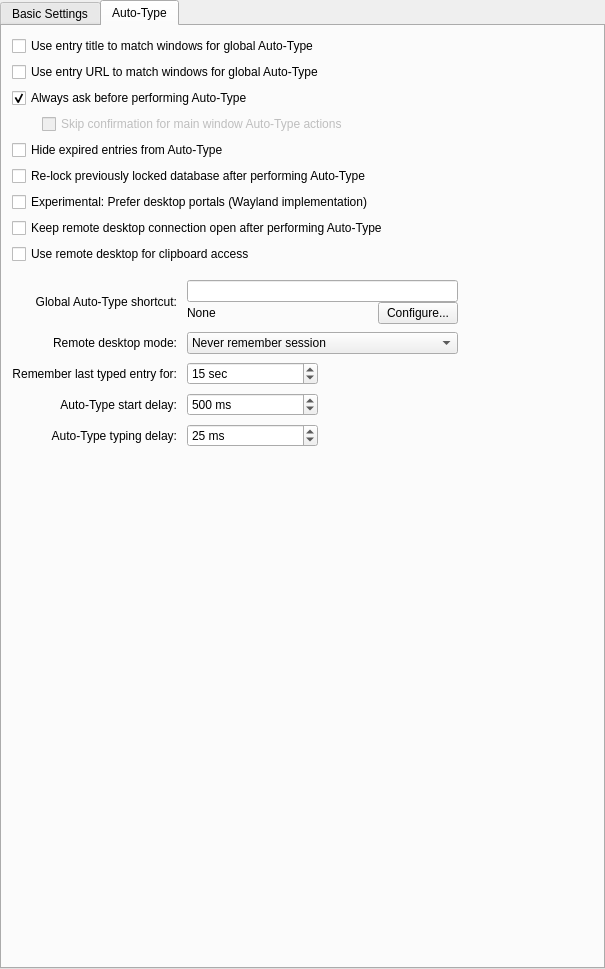
Before: the Qt Designer form src/gui/ApplicationSettingsWidgetGeneral.ui in OpenVireo/openvireo, drawn with Qt 5.
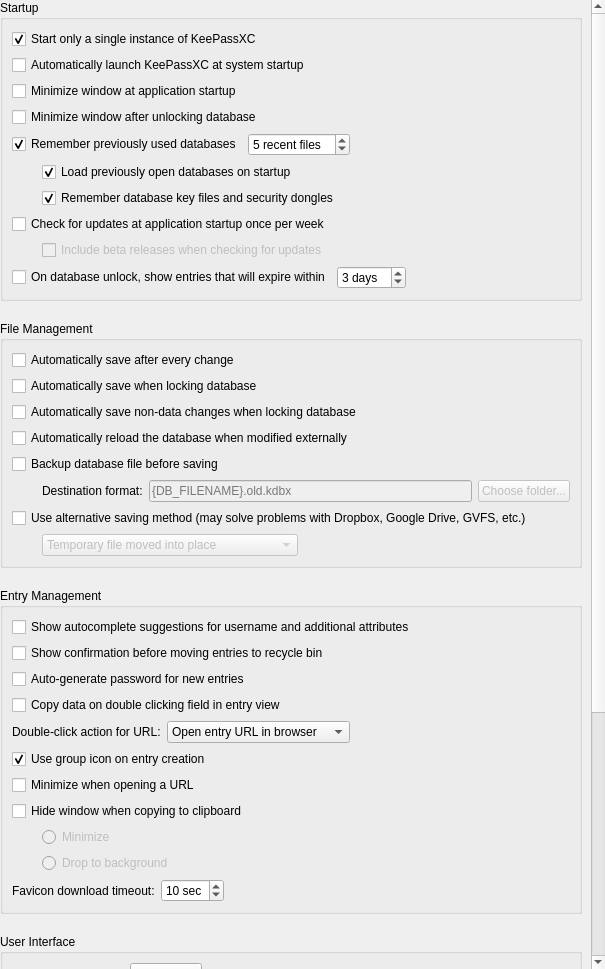
After: the same form once the commit is applied. The open tabs and pages were chosen to show the change. Custom widgets are drawn as their Qt base class.

Commit message:
Move Auto-Type settings to their own settings page
The Auto-Type settings were a tab on the General page; they are now a
category of their own after Security, and the General page no longer
needs a tab widget. The Auto-Type controls move to their own form with
unchanged names. The Shortcuts page now uses the keyboard shortcuts
icon so it doesn't share Auto-Type's.

Patch:
```diff
--- a/src/gui/ApplicationSettingsWidgetGeneral.ui
+++ b/src/gui/ApplicationSettingsWidgetGeneral.ui
@@ -23,16 +23,6 @@
    <property name="bottomMargin">
     <number>0</number>
    </property>
-   <item>
-    <widget class="QTabWidget" name="generalSettingsTabWidget">
-     <property name="currentIndex">
-      <number>0</number>
-     </property>
-     <widget class="QWidget" name="tabGeneral">
-      <attribute name="title">
-       <string>Basic Settings</string>
-      </attribute>
-      <layout class="QVBoxLayout" name="verticalLayout" stretch="0">
        <item>
         <widget class="QScrollArea" name="scrollArea">
          <property name="sizePolicy">
@@ -1176,421 +1166,8 @@
          </widget>
         </widget>
        </item>
-      </layout>
-     </widget>
-     <widget class="QWidget" name="tabAutotype">
-      <attribute name="title">
-       <string>Auto-Type</string>
-      </attribute>
-      <layout class="QVBoxLayout" name="verticalLayout_2" stretch="0,0,0,0,0,0,0,0,0,0,0,1">
-       <property name="leftMargin">
-        <number>10</number>
-       </property>
-       <property name="topMargin">
-        <number>10</number>
-       </property>
-       <property name="rightMargin">
-        <number>10</number>
-       </property>
-       <property name="bottomMargin">
-        <number>10</number>
-       </property>
-       <item>
-        <widget class="QCheckBox" name="autoTypeEntryTitleMatchCheckBox">
-         <property name="text">
-          <string>Use entry title to match windows for global Auto-Type</string>
-         </property>
-        </widget>
-       </item>
-       <item>
-        <widget class="QCheckBox" name="autoTypeEntryURLMatchCheckBox">
-         <property name="text">
-          <string>Use entry URL to match windows for global Auto-Type</string>
-         </property>
-        </widget>
-       </item>
-       <item>
-        <widget class="QCheckBox" name="autoTypeAskCheckBox">
-         <property name="text">
-          <string>Always ask before performing Auto-Type</string>
-         </property>
-         <property name="checked">
-          <bool>true</bool>
-         </property>
-        </widget>
-       </item>
-       <item>
-        <layout class="QHBoxLayout" name="autoTypeSkipMainWindowLayout">
-         <property name="spacing">
-          <number>0</number>
-         </property>
-         <item>
-          <spacer name="autoTypeSkipMainWindowSpacer">
-           <property name="orientation">
-            <enum>Qt::Orientation::Horizontal</enum>
-           </property>
-           <property name="sizeType">
-            <enum>QSizePolicy::Policy::Fixed</enum>
-           </property>
-           <property name="sizeHint" stdset="0">
-            <size>
-             <width>30</width>
-             <height>20</height>
-            </size>
-           </property>
-          </spacer>
-         </item>
-         <item>
-          <widget class="QCheckBox" name="autoTypeSkipMainWindowConfirmationCheckBox">
-           <property name="enabled">
-            <bool>false</bool>
-           </property>
-           <property name="text">
-            <string>Skip confirmation for main window Auto-Type actions</string>
-           </property>
-           <property name="checked">
-            <bool>false</bool>
-           </property>
-          </widget>
-         </item>
-        </layout>
-       </item>
-       <item>
-        <widget class="QCheckBox" name="autoTypeHideExpiredEntryCheckBox">
-         <property name="text">
-          <string>Hide expired entries from Auto-Type</string>
-         </property>
-       </widget>
-      </item>
-      <item>
-        <widget class="QCheckBox" name="autoTypeRelockDatabaseCheckBox">
-         <property name="text">
-          <string>Re-lock previously locked database after performing Auto-Type</string>
-         </property>
-        </widget>
-       </item>
-       <item>
-        <widget class="QCheckBox" name="autoTypePreferDesktopPortalsCheckBox">
-         <property name="text">
-          <string>Experimental: Prefer desktop portals (Wayland implementation)</string>
-         </property>
-        </widget>
-       </item>
-       <item>
-        <widget class="QCheckBox" name="autoTypeDesktopPortalPersistConnectionCheckBox">
-         <property name="text">
-          <string>Keep remote desktop connection open after performing Auto-Type</string>
-         </property>
-        </widget>
-       </item>
-       <item>
-        <widget class="QCheckBox" name="autoTypeDesktopPortalUseClipboardCheckBox">
-         <property name="text">
-          <string>Use remote desktop for clipboard access</string>
-         </property>
-        </widget>
-       </item>
-       <item>
-        <spacer name="verticalSpacer_4">
-         <property name="orientation">
-          <enum>Qt::Orientation::Vertical</enum>
-         </property>
-         <property name="sizeType">
-          <enum>QSizePolicy::Policy::Fixed</enum>
-         </property>
-         <property name="sizeHint" stdset="0">
-          <size>
-           <width>20</width>
-           <height>10</height>
-          </size>
-         </property>
-        </spacer>
-       </item>
-       <item>
-        <layout class="QGridLayout" name="gridLayout">
-         <property name="horizontalSpacing">
-          <number>10</number>
-         </property>
-         <property name="verticalSpacing">
-          <number>8</number>
-         </property>
-         <item row="3" column="1">
-          <widget class="QSpinBox" name="autoTypeStartDelaySpinBox">
-           <property name="sizePolicy">
-            <sizepolicy hsizetype="Preferred" vsizetype="Fixed">
-             <horstretch>0</horstretch>
-             <verstretch>0</verstretch>
-            </sizepolicy>
-           </property>
-           <property name="accessibleName">
-            <string>Auto-type start delay milliseconds</string>
-           </property>
-           <property name="suffix">
-            <string comment="Milliseconds"> ms</string>
-           </property>
-           <property name="prefix">
-            <string/>
-           </property>
-           <property name="minimum">
-            <number>100</number>
-           </property>
-           <property name="maximum">
-            <number>10000</number>
-           </property>
-           <property name="singleStep">
-            <number>100</number>
-           </property>
-           <property name="value">
-            <number>500</number>
-           </property>
-          </widget>
-         </item>
-         <item row="3" column="0">
-          <widget class="QLabel" name="autoTypeStartDelayLabel">
-           <property name="text">
-            <string>Auto-Type start delay:</string>
-           </property>
-           <property name="alignment">
-            <set>Qt::AlignmentFlag::AlignRight|Qt::AlignmentFlag::AlignTrailing|Qt::AlignmentFlag::AlignVCenter</set>
-           </property>
-           <property name="buddy">
-            <cstring>autoTypeStartDelaySpinBox</cstring>
-           </property>
-          </widget>
-         </item>
-         <item row="1" column="0">
-          <widget class="QLabel" name="autoTypeDesktopPortalPersistModeLabel">
-           <property name="text">
-            <string>Remote desktop mode:</string>
-           </property>
-           <property name="alignment">
-            <set>Qt::AlignmentFlag::AlignRight|Qt::AlignmentFlag::AlignTrailing|Qt::AlignmentFlag::AlignVCenter</set>
-           </property>
-          </widget>
-         </item>
-         <item row="4" column="0">
-          <widget class="QLabel" name="autoTypeDelayLabel">
-           <property name="text">
-            <string>Auto-Type typing delay:</string>
-           </property>
-           <property name="alignment">
-            <set>Qt::AlignmentFlag::AlignRight|Qt::AlignmentFlag::AlignTrailing|Qt::AlignmentFlag::AlignVCenter</set>
-           </property>
-           <property name="buddy">
-            <cstring>autoTypeDelaySpinBox</cstring>
-           </property>
-          </widget>
-         </item>
-         <item row="4" column="1">
-          <widget class="QSpinBox" name="autoTypeDelaySpinBox">
-           <property name="sizePolicy">
-            <sizepolicy hsizetype="Preferred" vsizetype="Fixed">
-             <horstretch>0</horstretch>
-             <verstretch>0</verstretch>
-            </sizepolicy>
-           </property>
-           <property name="accessibleName">
-            <string>Auto-type character typing delay milliseconds</string>
-           </property>
-           <property name="suffix">
-            <string comment="Milliseconds"> ms</string>
-           </property>
-           <property name="prefix">
-            <string/>
-           </property>
-           <property name="maximum">
-            <number>1000</number>
-           </property>
-           <property name="value">
-            <number>25</number>
-           </property>
-          </widget>
-         </item>
-         <item row="0" column="0">
-          <widget class="QLabel" name="autoTypeShortcutLabel">
-           <property name="text">
-            <string>Global Auto-Type shortcut:</string>
-           </property>
-           <property name="alignment">
-            <set>Qt::AlignmentFlag::AlignRight|Qt::AlignmentFlag::AlignTrailing|Qt::AlignmentFlag::AlignVCenter</set>
-           </property>
-           <property name="buddy">
-            <cstring>autoTypeShortcutWidget</cstring>
-           </property>
-          </widget>
-         </item>
-         <item row="1" column="1" colspan="2">
-          <widget class="QComboBox" name="autoTypeDesktopPortalPersistModeComboBox">
-           <property name="sizePolicy">
-            <sizepolicy hsizetype="Minimum" vsizetype="Fixed">
-             <horstretch>0</horstretch>
-             <verstretch>0</verstretch>
-            </sizepolicy>
-           </property>
-           <item>
-            <property name="text">
-             <string>Never remember session</string>
-            </property>
-           </item>
-           <item>
-            <property name="text">
-             <string>Remember session until exit</string>
-            </property>
-           </item>
-           <item>
-            <property name="text">
-             <string>Remember session until revoked by desktop</string>
-            </property>
-           </item>
-          </widget>
-         </item>
-         <item row="2" column="0">
-          <widget class="QLabel" name="autoTypeRetypeLabel">
-           <property name="text">
-            <string>Remember last typed entry for:</string>
-           </property>
-           <property name="alignment">
-            <set>Qt::AlignmentFlag::AlignRight|Qt::AlignmentFlag::AlignTrailing|Qt::AlignmentFlag::AlignVCenter</set>
-           </property>
-          </widget>
-         </item>
-         <item row="0" column="1" colspan="2">
-          <layout class="QVBoxLayout" name="verticalLayout_9">
-           <item>
-            <widget class="ShortcutWidget" name="autoTypeShortcutWidget">
-             <property name="sizePolicy">
-              <sizepolicy hsizetype="Preferred" vsizetype="Fixed">
-               <horstretch>0</horstretch>
-               <verstretch>0</verstretch>
-              </sizepolicy>
-             </property>
-             <property name="accessibleName">
-              <string>Global auto-type shortcut</string>
-             </property>
-             <property name="placeholderText">
-              <string/>
-             </property>
-            </widget>
-           </item>
-           <item>
-            <widget class="QWidget" name="autoTypeShortcutConfigureWidget" native="true">
-             <property name="enabled">
-              <bool>true</bool>
-             </property>
-             <layout class="QHBoxLayout" name="horizontalLayout_8">
-              <property name="spacing">
-               <number>20</number>
-              </property>
-              <property name="leftMargin">
-               <number>0</number>
-              </property>
-              <property name="topMargin">
-               <number>0</number>
-              </property>
-              <property name="rightMargin">
-               <number>0</number>
-              </property>
-              <property name="bottomMargin">
-               <number>0</number>
-              </property>
-              <item>
-               <widget class="QLabel" name="autoTypeShortcutConfigureLabel">
-                <property name="enabled">
-                 <bool>true</bool>
-                </property>
-                <property name="sizePolicy">
-                 <sizepolicy hsizetype="Expanding" vsizetype="Preferred">
-                  <horstretch>0</horstretch>
-                  <verstretch>0</verstretch>
-                 </sizepolicy>
-                </property>
-                <property name="text">
-                 <string>None</string>
-                </property>
-               </widget>
-              </item>
-              <item>
-               <widget class="QPushButton" name="autoTypeShortcutConfigureButton">
-                <property name="text">
-                 <string>Configure...</string>
-                </property>
-               </widget>
-              </item>
-             </layout>
-            </widget>
-           </item>
-          </layout>
-         </item>
-         <item row="2" column="1">
-          <widget class="QSpinBox" name="autoTypeRetypeTimeSpinBox">
-           <property name="suffix">
-            <string comment="Seconds"> sec</string>
-           </property>
-           <property name="minimum">
-            <number>0</number>
-           </property>
-           <property name="maximum">
-            <number>60</number>
-           </property>
-           <property name="value">
-            <number>15</number>
-           </property>
-          </widget>
-         </item>
-         <item row="0" column="3">
-          <spacer name="horizontalSpacer_14">
-           <property name="orientation">
-            <enum>Qt::Orientation::Horizontal</enum>
-           </property>
-           <property name="sizeHint" stdset="0">
-            <size>
-             <width>40</width>
-             <height>20</height>
-            </size>
-           </property>
-          </spacer>
-         </item>
-         <item row="2" column="3">
-          <spacer name="horizontalSpacer_6">
-           <property name="orientation">
-            <enum>Qt::Orientation::Horizontal</enum>
-           </property>
-           <property name="sizeHint" stdset="0">
-            <size>
-             <width>40</width>
-             <height>20</height>
-            </size>
-           </property>
-          </spacer>
-         </item>
-        </layout>
-       </item>
-       <item>
-        <spacer name="verticalSpacer_3">
-         <property name="orientation">
-          <enum>Qt::Orientation::Vertical</enum>
-         </property>
-         <property name="sizeHint" stdset="0">
-          <size>
-           <width>20</width>
-           <height>0</height>
-          </size>
-         </property>
-        </spacer>
-       </item>
-      </layout>
-     </widget>
-    </widget>
-   </item>
   </layout>
  </widget>
- <customwidgets>
-  <customwidget>
-   <class>ShortcutWidget</class>
-   <extends>QLineEdit</extends>
-   <header>gui/widgets/ShortcutWidget.h</header>
-  </customwidget>
- </customwidgets>
  <tabstops>
   <tabstop>generalSettingsTabWidget</tabstop>
   <tabstop>scrollArea</tabstop>
```
Left out of the diff: 15 changed lines with no effect on the pictures. The commit also changes 6 other files.
